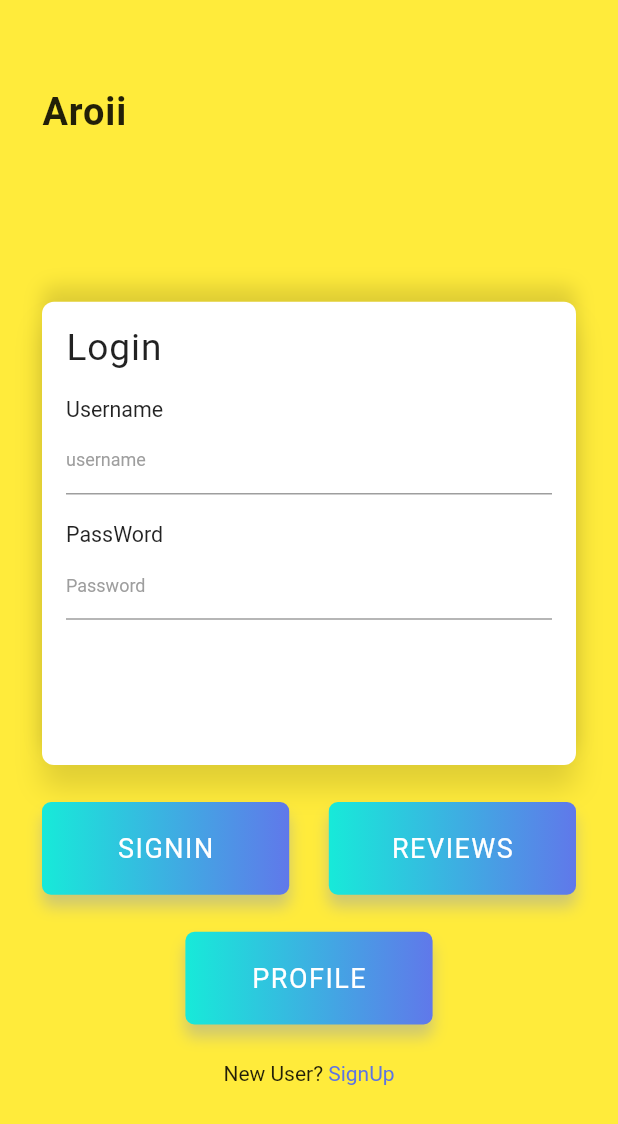
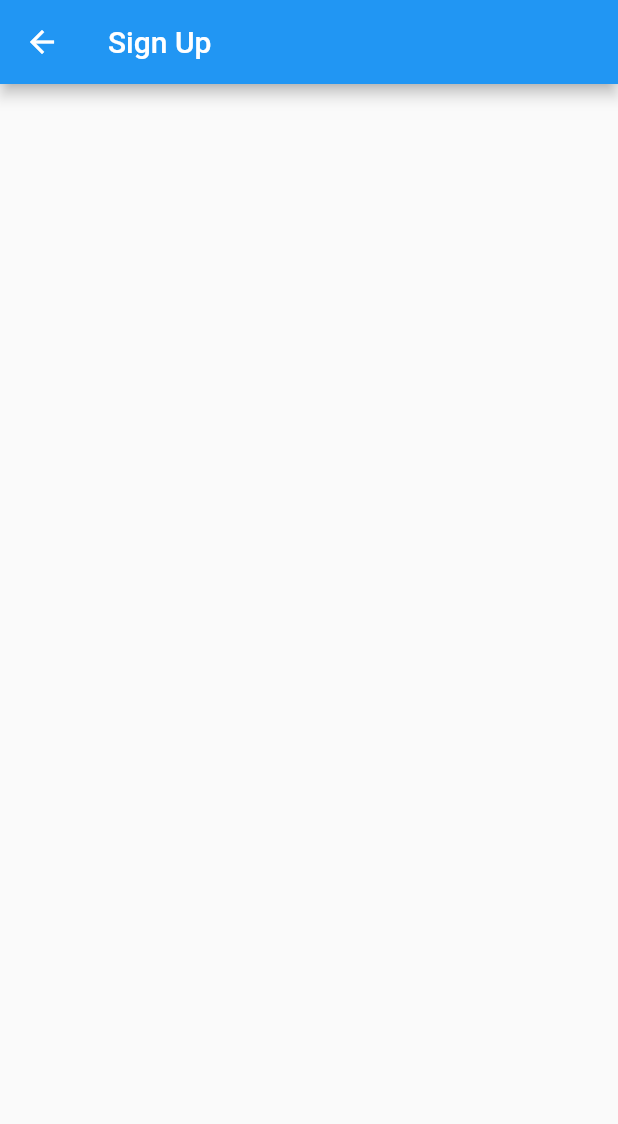
Before and after one commit to dusitsiri/flutter_app_v1, a Flutter app: the screen it shows after launch, after a tap on "SignUp", on a phone screen of 412 x 824 dp. Shown: the top 1124 px of the screen. Run offline on Flutter 3.47's test engine with Material 2 defaults, Android fonts, the phone set to English and light mode, and no system bars; our stand-ins replace flutter_screenutil; Roboto replaces fonts that are missing (Poppins-Bold, Poppins-Medium).

Commit message:
edit route sign up

```diff
--- a/lib/main.dart
+++ b/lib/main.dart
@@ -5,7 +5,9 @@ import 'Widgets/FormCard.dart';
 import 'Widgets/SocialIcons.dart';
 import 'CustomIcons.dart';
 
-import 'package:flutter_login_page_ui/screens/profile.dart';
+import 'package:flutter_login_page_ui/screens/profile_screen.dart';
+import 'package:flutter_login_page_ui/screens/signup_screen.dart';
+
 
 void main() => runApp(MaterialApp(
       initialRoute: '/',
@@ -13,6 +15,7 @@ void main() => runApp(MaterialApp(
         '/': (context) => MyApp(),
         '/profile': (context) => ProfileScreen(),
         '/review': (context) => MyAppReview(),
+        '/signup': (context) => SignUpScreen(),
       },
     ));
 
@@ -69,16 +72,6 @@ class _MyAppState extends State<MyApp> {
         children: <Widget>[
           Column(
             crossAxisAlignment: CrossAxisAlignment.end,
-            // children: <Widget>[
-            //   Padding(
-            //     padding: EdgeInsets.only(top: 20.0),
-            //     child: Image.asset("assets/image_01.png"),
-            //   ),
-            //   Expanded(
-            //     child: Container(),
-            //   ),
-            //   Image.asset("assets/image_02.png")
-            // ],
           ),
           SingleChildScrollView(
             child: Padding(
@@ -127,7 +120,7 @@ class _MyAppState extends State<MyApp> {
                                 child: InkWell(
                                   onTap: () {},
                                   child: Center(
-                                    child: Text("SIGNIN",
+                                    child: Text("SIGN IN",
                                         style: TextStyle(
                                             color: Colors.white,
                                             fontFamily: "Poppins-Bold",
@@ -222,7 +215,9 @@ class _MyAppState extends State<MyApp> {
                         style: TextStyle(fontFamily: "Poppins-Medium"),
                       ),
                       InkWell(
-                        onTap: () {},
+                        onTap: () {
+                          Navigator.pushNamed(context, '/signup');
+                        },
                         child: Text("SignUp",
                             style: TextStyle(
                                 color: Color(0xFF5d74e3),
--- /dev/null
+++ b/lib/screens/signup_screen.dart
@@ -0,0 +1,15 @@
+import 'package:flutter/material.dart';
+
+class SignUpScreen extends StatelessWidget {
+  @override
+  Widget build(BuildContext context) {
+    return Scaffold(
+      appBar: AppBar(
+        title: Text('Sign Up'),
+      ),
+      body: Center(
+
+      ),
+    );
+  }
+}
```
Also changed, not shown: lib/screens/profile.dart (deleted, +0 -21 lines), lib/screens/profile_screen.dart (added, +15 -0 lines).
